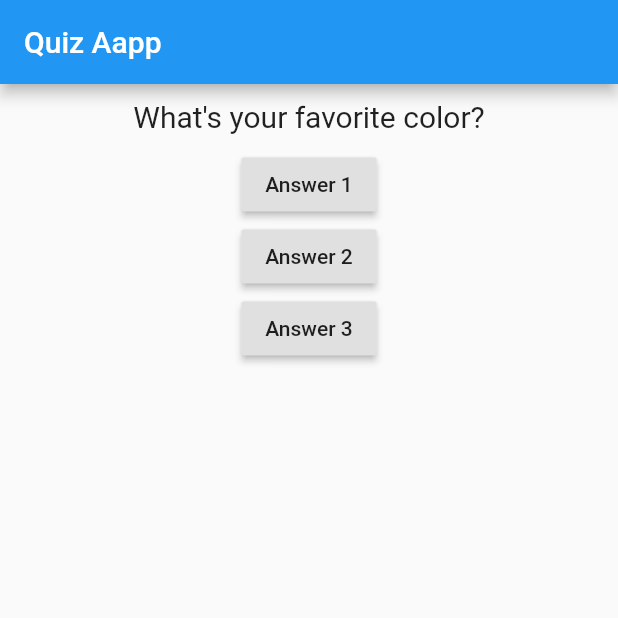
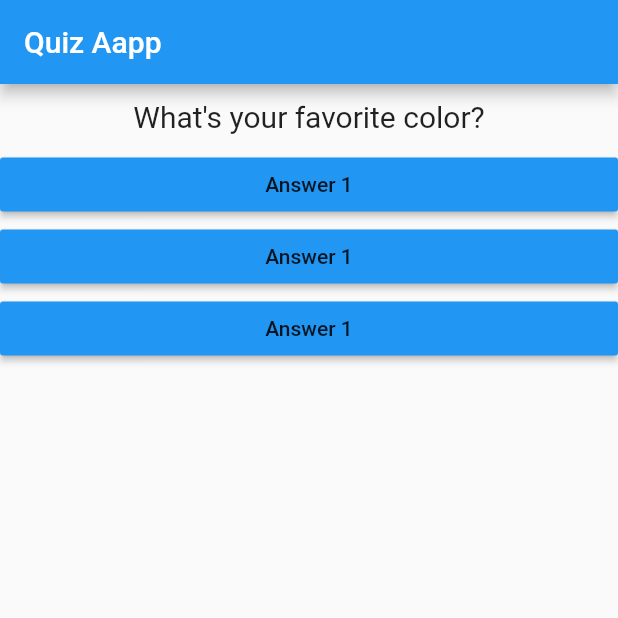
Before and after one commit to bahrie127/course_flutter_udemy_quiz_app, a Flutter app: the screen it shows after launch, on a phone screen of 412 x 824 dp, the top half of it. Run offline on Flutter 3.47's test engine with Material 2 defaults, Android fonts, the phone set to English and light mode, and no system bars.

```diff
--- /dev/null
+++ b/lib/answer.dart
@@ -0,0 +1,19 @@
+import 'package:flutter/material.dart';
+
+class Answer extends StatelessWidget {
+  final Function selectHundler;
+
+  Answer(this.selectHundler);
+
+  @override
+  Widget build(BuildContext context) {
+    return Container(
+      width: double.infinity,
+      child: RaisedButton(
+        onPressed: selectHundler,
+        color: Colors.blue,
+        child: Text('Answer 1'),
+      ),
+    );
+  }
+}
--- a/lib/main.dart
+++ b/lib/main.dart
@@ -1,5 +1,6 @@
 import 'package:flutter/material.dart';
 import './question.dart';
+import './answer.dart';
 
 void main() => runApp(MyApp());
 
@@ -39,21 +40,9 @@ class _MyAppState extends State<MyApp>{
               Question(
                 questions[_questionIndex],
               ),
-              RaisedButton(
-                onPressed: _answerQuestion,
-                child: Text('Answer 1'),
-              ),
-              RaisedButton(
-                onPressed: () => print('Answer 2 chosen'),
-                child: Text('Answer 2'),
-              ),
-              RaisedButton(
-                onPressed: () {
-                  // statement
-                  print('answer 2 chosen');
-                },
-                child: Text('Answer 3'),
-              ),
+              Answer(_answerQuestion),
+              Answer(_answerQuestion),
+              Answer(_answerQuestion),
             ],
           )),
     );
```
